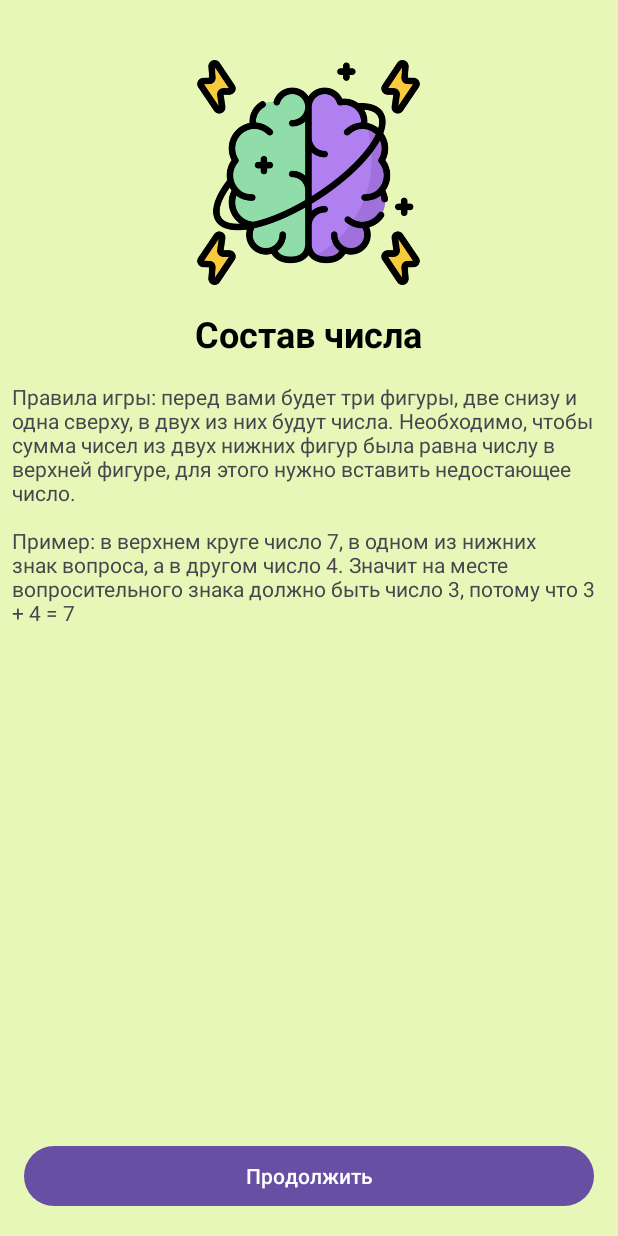
After one commit to wowus94/AndroidCourseStepik, an Android app: the fragment WelcomeFragment shown on its own in the app's theme, on a phone screen of 412 x 824 dp. The commit adds this screen. Run offline under Robolectric (Android 15) with nearby library versions, the phone set to English and light mode, and no system bars.

Commit message:
Added presentation layer the number app

```diff
--- /dev/null
+++ b/app/src/main/java/ru/vlyashuk/androidcoursestepik/the_number/presentation/fragments/WelcomeFragment.kt
@@ -0,0 +1,19 @@
+package ru.vlyashuk.androidcoursestepik.the_number.presentation.fragments
+
+import android.os.Bundle
+import androidx.fragment.app.Fragment
+import android.view.LayoutInflater
+import android.view.View
+import android.view.ViewGroup
+import ru.vlyashuk.androidcoursestepik.R
+
+class WelcomeFragment : Fragment() {
+
+    override fun onCreateView(
+        inflater: LayoutInflater, container: ViewGroup?,
+        savedInstanceState: Bundle?
+    ): View? {
+        return inflater.inflate(R.layout.fragment_welcome, container, false)
+    }
+
+}
--- /dev/null
+++ b/app/src/main/res/layout/fragment_welcome.xml
@@ -0,0 +1,53 @@
+<?xml version="1.0" encoding="utf-8"?>
+<ScrollView xmlns:android="http://schemas.android.com/apk/res/android"
+    xmlns:tools="http://schemas.android.com/tools"
+    android:layout_width="match_parent"
+    android:layout_height="match_parent"
+    android:fillViewport="true">
+
+    <LinearLayout
+        android:layout_width="match_parent"
+        android:layout_height="wrap_content"
+        android:background="@color/background_color"
+        android:orientation="vertical"
+        tools:context=".the_number.presentation.fragments.WelcomeFragment">
+
+        <ImageView
+            android:id="@+id/logoImageView"
+            android:layout_width="@dimen/image_view_size_150dp"
+            android:layout_height="@dimen/image_view_size_150dp"
+            android:layout_gravity="center"
+            android:layout_marginTop="@dimen/margin_40dp"
+            android:importantForAccessibility="no"
+            android:src="@drawable/ic_brain" />
+
+        <TextView
+            android:id="@+id/titleTextView"
+            style="@style/TitleTextViewStyle"
+            android:layout_width="wrap_content"
+            android:layout_height="wrap_content"
+            android:layout_gravity="center"
+            android:layout_marginTop="@dimen/margin_16dp"
+            android:text="@string/the_number" />
+
+        <TextView
+            android:id="@+id/gameRulesTextView"
+            android:layout_width="match_parent"
+            android:layout_height="0dp"
+            android:layout_gravity="center"
+            android:layout_marginStart="@dimen/margin_8dp"
+            android:layout_marginTop="@dimen/margin_16dp"
+            android:layout_marginEnd="@dimen/margin_8dp"
+            android:layout_weight="1"
+            android:text="@string/game_rules" />
+
+        <Button
+            android:id="@+id/continueButton"
+            android:layout_width="match_parent"
+            android:layout_height="wrap_content"
+            android:layout_margin="@dimen/margin_16dp"
+            android:text="@string/continue_text" />
+
+    </LinearLayout>
+
+</ScrollView>
--- a/app/src/main/res/values/colors.xml
+++ b/app/src/main/res/values/colors.xml
@@ -5,4 +5,5 @@
     <color name="blue">#2196F3</color>
     <color name="shop_item_enabled_color">#6750A3</color>
     <color name="shop_item_disabled_color">#4D6750A3</color>
+    <color name="background_color">#7FCDF76F</color>
 </resources>
--- a/app/src/main/res/values/dimens.xml
+++ b/app/src/main/res/values/dimens.xml
@@ -8,4 +8,9 @@
     <dimen name="corner_cardview_4dp">4dp</dimen>
     <dimen name="padding_16dp">16dp</dimen>
     <dimen name="margin_32dp">32dp</dimen>
+    <dimen name="image_view_size_150dp">150dp</dimen>
+    <dimen name="margin_40dp">40dp</dimen>
+    <dimen name="title_text_size_24sp">24sp</dimen>
+    <dimen name="text_button_size_16sp">16sp</dimen>
+    <dimen name="margin_80dp">80dp</dimen>
 </resources>
--- a/app/src/main/res/values/strings.xml
+++ b/app/src/main/res/values/strings.xml
@@ -1,4 +1,5 @@
 <resources>
+    <!--    Список покупок-->
     <string name="app_name">AndroidCourseStepik</string>
     <string name="select_app">Выберите приложение</string>
     <string name="add_shop_item">Добавить покупку</string>
@@ -10,5 +11,14 @@
     <string name="error_input_count">Ошибка ввода количества</string>
     <string name="edit_item_saved">Изменения сохранены</string>
     <string name="add_new_item">Новый элемент добавлен</string>
+
+    <!--    Состав числа-->
     <string name="the_number">Состав числа</string>
+    <string name="game_rules">Правила игры: перед вами будет три фигуры, две снизу и одна сверху, в двух из них будут числа. Необходимо, чтобы сумма чисел из двух нижних фигур была равна числу в верхней фигуре, для этого нужно вставить недостающее число.\n\nПример: в верхнем круге число 7, в одном из нижних знак вопроса, а в другом число 4. Значит на месте вопросительного знака должно быть число 3, потому что 3 + 4 = 7</string>
+    <string name="continue_text">Продолжить</string>
+    <string name="choose_level">Выберите уровень:</string>
+    <string name="test_level">Тестовый</string>
+    <string name="easy_level">Легкий</string>
+    <string name="normal_level">Нормальный</string>
+    <string name="hard_level">Тяжелый</string>
 </resources>
--- /dev/null
+++ b/app/src/main/res/values/styles.xml
@@ -0,0 +1,9 @@
+<?xml version="1.0" encoding="utf-8"?>
+<resources>
+
+    <style name="TitleTextViewStyle">
+        <item name="android:textSize">@dimen/title_text_size_24sp</item>
+        <item name="android:textStyle">bold</item>
+        <item name="android:textColor">@color/black</item>
+    </style>
+</resources>
```
Also changed, not shown: app/src/main/java/ru/vlyashuk/androidcoursestepik/the_number/presentation/fragments/ChooseLevelFragment.kt (added, +19 -0 lines), app/src/main/res/layout/activity_main_number.xml (+3 -9 lines), app/src/main/res/layout/fragment_choose_level.xml (added, +64 -0 lines), app/src/main/res/drawable/ic_brain.png (added), app/src/main/res/drawable/ic_choose_level.png (added), 1 other file.
